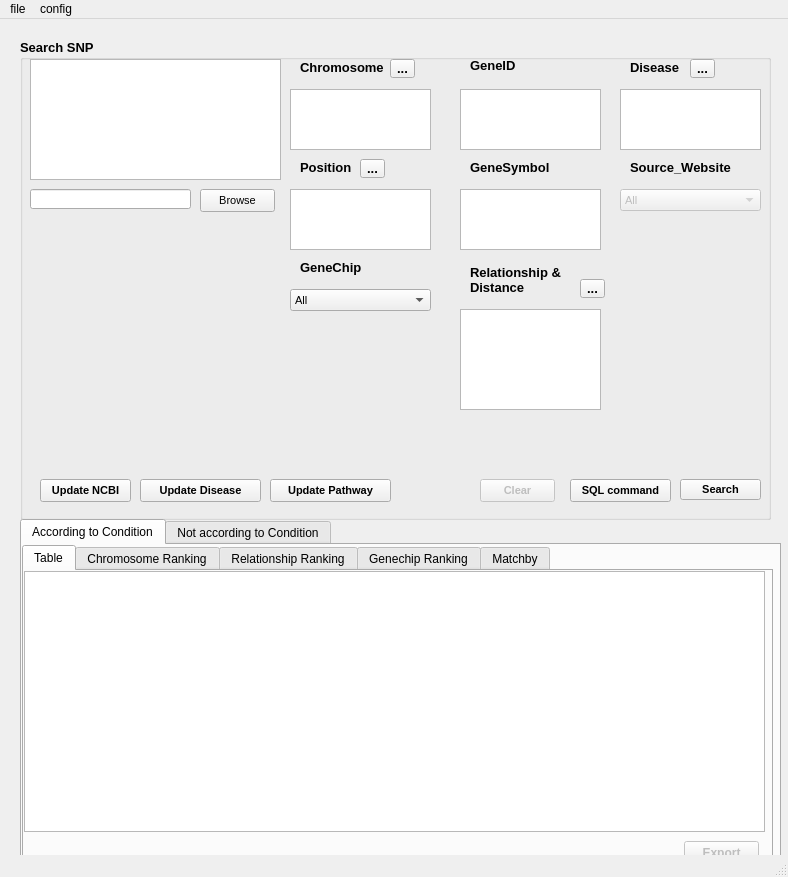
Old version of the form Project/ui/maingui.ui in the repository tatazakup/NetAffx-Project.
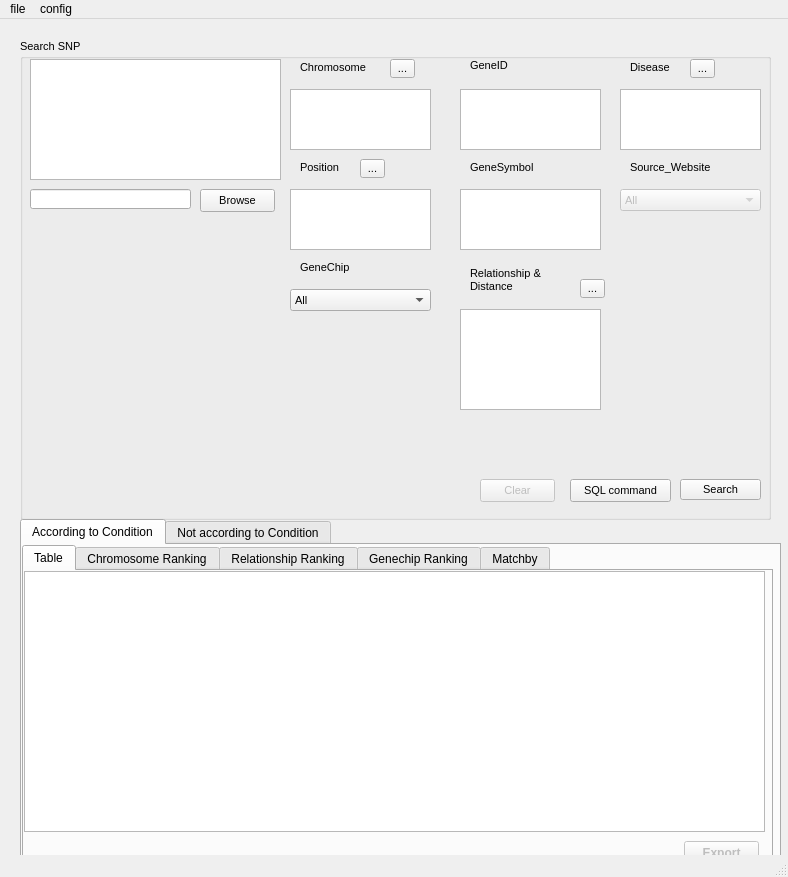
New version of the form. Icons and pictures are not drawn.

```diff
--- a/Project/ui/maingui.ui
+++ b/Project/ui/maingui.ui
@@ -29,9 +29,9 @@
     </property>
     <property name="font">
      <font>
-      <pointsize>10</pointsize>
-      <weight>75</weight>
-      <bold>true</bold>
+      <pointsize>8</pointsize>
+      <weight>50</weight>
+      <bold>false</bold>
      </font>
     </property>
     <property name="title">
@@ -497,50 +497,6 @@
       <string>SQL command</string>
      </property>
     </widget>
-    <widget class="QPushButton" name="update_ncbi_btn">
-     <property name="enabled">
-      <bool>true</bool>
-     </property>
-     <property name="geometry">
-      <rect>
-       <x>20</x>
-       <y>440</y>
-       <width>91</width>
-       <height>23</height>
-      </rect>
-     </property>
-     <property name="font">
-      <font>
-       <pointsize>8</pointsize>
-       <weight>75</weight>
-       <bold>true</bold>
-      </font>
-     </property>
-     <property name="text">
-      <string>Update NCBI</string>
-     </property>
-    </widget>
-    <widget class="QPushButton" name="update_dis_btn">
-     <property name="enabled">
-      <bool>true</bool>
-     </property>
-     <property name="geometry">
-      <rect>
-       <x>120</x>
-       <y>440</y>
-       <width>121</width>
-       <height>23</height>
-      </rect>
-     </property>
-     <property name="font">
-      <font>
-       <pointsize>8</pointsize>
-      </font>
-     </property>
-     <property name="text">
-      <string>Update Disease</string>
-     </property>
-    </widget>
     <widget class="QPushButton" name="clear_btn">
      <property name="enabled">
       <bool>false</bool>
@@ -562,27 +518,6 @@
       <string>Clear</string>
      </property>
     </widget>
-    <widget class="QPushButton" name="update_pathway_btn">
-     <property name="enabled">
-      <bool>true</bool>
-     </property>
-     <property name="geometry">
-      <rect>
-       <x>250</x>
-       <y>440</y>
-       <width>121</width>
-       <height>23</height>
-      </rect>
-     </property>
-     <property name="font">
-      <font>
-       <pointsize>8</pointsize>
-      </font>
-     </property>
-     <property name="text">
-      <string>Update Pathway</string>
-     </property>
-    </widget>
    </widget>
    <widget class="QTabWidget" name="tabWidget">
     <property name="enabled">
```
Left out of the diff: 4 changed lines with no effect on the pictures.
